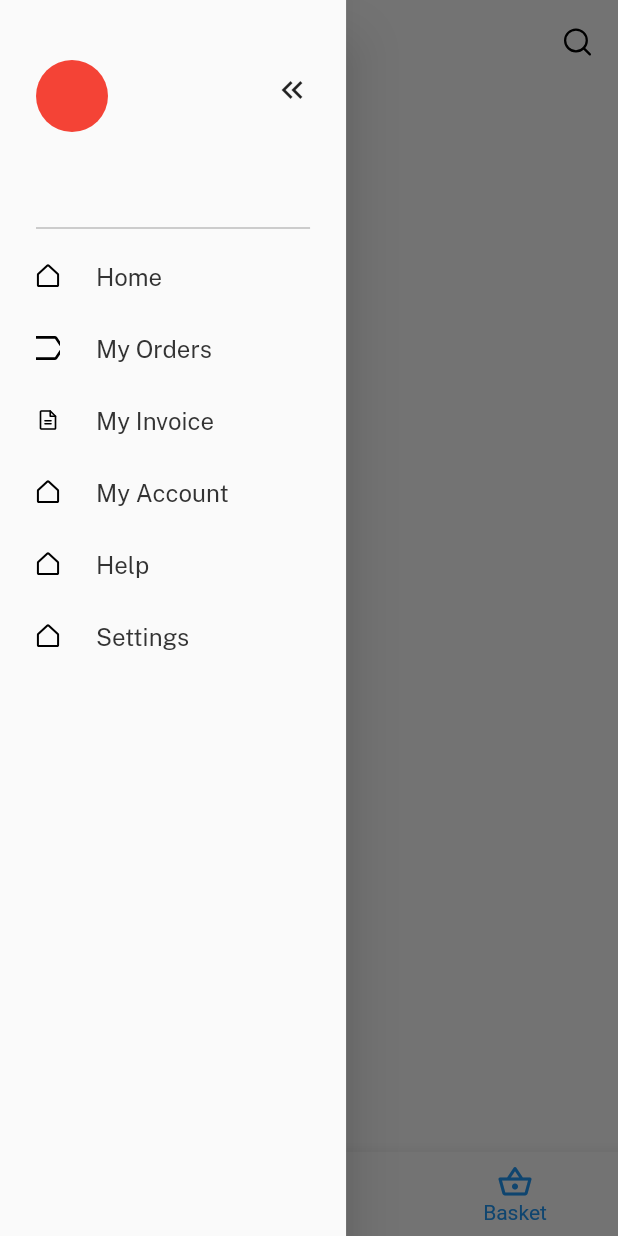
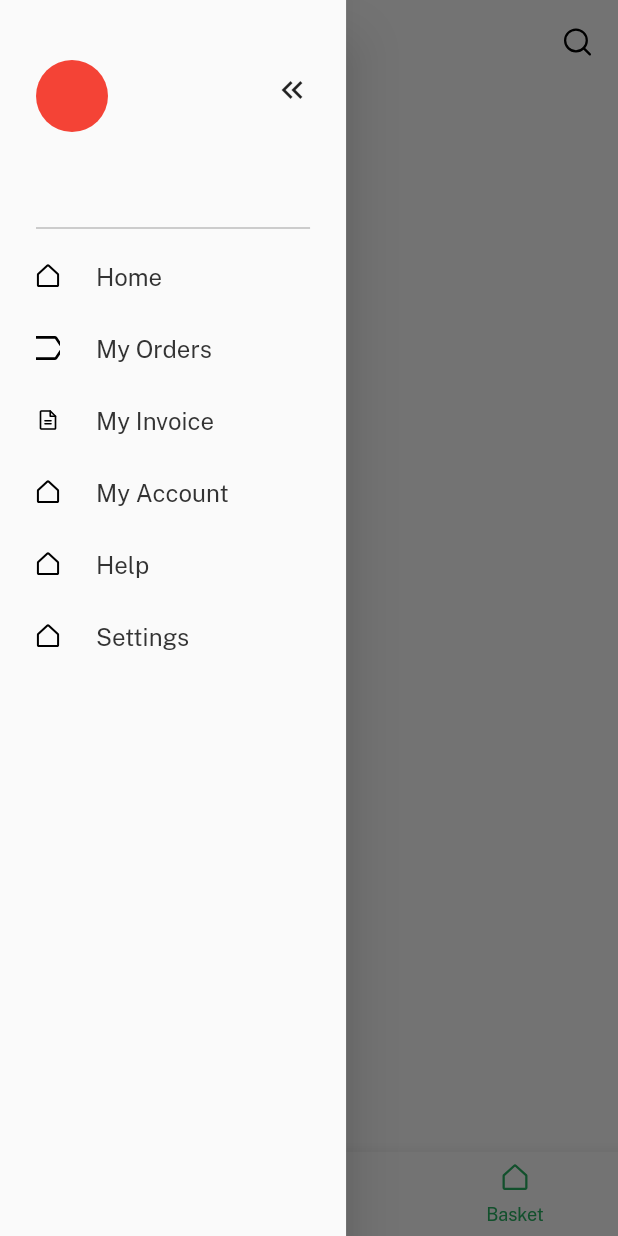
Before and after one commit to vipinsorted/vendorApp, a Flutter app: the HomeScreen screen opened by its route, item 3 of the bottom bar chosen, in the side drawer, after a tap on "Home", on a phone screen of 412 x 824 dp. Run offline on Flutter 3.47's test engine with Material 2 defaults, Android fonts, the phone set to English and light mode, and no system bars; our stand-ins replace dio, equatable, flutter_svg, fluttertoast, formz, get and 7 more; accounts and stored records are empty; network calls fail; project files that could hold a hidden picture were left out.

Commit message:
Minor UI fixes

```diff
--- a/lib/screens/cart_screen/cart_screen.dart
+++ b/lib/screens/cart_screen/cart_screen.dart
@@ -18,7 +18,7 @@ class _CartScreenState extends State<CartScreen> {
       () => Container(
         child: Column(
           children: _cartController.cartItems.value.entries
-              .map((e) => Text("${e.value.count} : ${e.value.item.itemName}"))
+              .map((e) => Text("${e.value.count} : ${e.value.item.name}"))
               .toList(),
         ),
       ),
--- /dev/null
+++ b/lib/screens/home_screen/controller/inventory_controller.dart
@@ -0,0 +1,50 @@
+import 'package:get/get.dart';
+
+import '../model/inventory.dart';
+
+class InventoryController extends GetxController {
+  Rx<ItemCategory> currentCategory = ItemCategory.all.obs;
+  Rx<String> searchQuery = "".obs;
+  RxList<InventoryItem> allItemsList = List<InventoryItem>.generate(
+    12,
+    (index) => InventoryItem.fromJson(
+      {
+        "id": index,
+        "category": "Vegetable",
+        "quantity_per_crate": 10,
+        "suffix": "KILOGRAM",
+        "price_per_crate": 220.00,
+        "item_name": "Apple $index",
+        "image_url":
+            "https://www.bigbasket.com/media/uploads/p/xxl/40033821-2_1-fresho-apple-kinnaur.jpg",
+      },
+    ),
+  ).obs;
+  RxList<InventoryItem> filteredItemList = List<InventoryItem>.empty().obs;
+
+  @override
+  onInit() {
+    updateInventoryList();
+    super.onInit();
+  }
+
+  updateInventoryList() async {
+    filteredItemList.value = allItemsList
+        .where(
+          (item) =>
+              currentCategory == ItemCategory.all ||
+              currentCategory == item.category,
+        )
+        .where(
+          (element) =>
+              searchQuery.isEmpty ||
+              element.name.toLowerCase().contains(searchQuery.toLowerCase()),
+        )
+        .toList();
+  }
+
+  setItemCategory(ItemCategory category) {
+    currentCategory.value = category;
+    updateInventoryList();
+  }
+}
--- a/lib/screens/home_screen/home_screen.dart
+++ b/lib/screens/home_screen/home_screen.dart
@@ -1,10 +1,13 @@
 import 'package:flutter/material.dart';
+import 'package:flutter_svg/flutter_svg.dart';
 import 'package:get/get.dart';
 import 'package:vendor_app/network/shared_prefs.dart';
+import 'package:vendor_app/screens/home_screen/controller/inventory_controller.dart';
 import 'package:vendor_app/screens/home_screen/home_screen_body.dart';
 import 'package:vendor_app/screens/home_screen/widget/app_bar.dart';
 import 'package:vendor_app/screens/home_screen/widget/side_bar.dart';
 import 'package:vendor_app/screens/sign_in_screen/model/login_model.dart';
+import 'package:vendor_app/themes.dart';
 
 import '../../styles.dart';
 import '../cart_screen/cart_screen.dart';
@@ -25,6 +28,7 @@ class _HomeScreenState extends State<HomeScreen> {
     keepPage: true,
   );
   CartController _cartController = Get.put(CartController()); //Do not remove.
+  InventoryController _inventoryController = Get.put(InventoryController()); //Do not remove.
   int activePage = 0;
   @override
   void initState() {
@@ -79,17 +83,44 @@ class _HomeScreenState extends State<HomeScreen> {
           curve: Curves.bounceIn,
         );
       },
+      selectedLabelStyle: TextStyles.body2
+          .copyWith(color: AppTheme.buttonColor, wordSpacing: 14),
+      selectedItemColor: AppTheme.buttonColor,
+      unselectedItemColor: AppTheme.disabledText,
+      selectedFontSize: 12,
+      unselectedFontSize: 12,
       items: [
         BottomNavigationBarItem(
-          icon: Icon(Icons.home),
+          icon: Padding(
+            padding: EdgeInsets.only(bottom: Insets.sm),
+            child: SvgPicture.asset(
+              'assets/images/home.svg',
+              color:
+                  activePage == 0 ? AppTheme.buttonColor : AppTheme.disabledText,
+            ),
+          ),
           label: "Home",
         ),
         BottomNavigationBarItem(
-          icon: Icon(Icons.wallet),
+          icon: Padding(
+            padding: EdgeInsets.only(bottom: Insets.sm),
+            child: SvgPicture.asset(
+              'assets/images/home.svg',
+              color:
+                  activePage == 1 ? AppTheme.buttonColor : AppTheme.disabledText,
+            ),
+          ),
           label: "Wallet",
         ),
         BottomNavigationBarItem(
-          icon: Icon(Icons.shopping_basket_outlined),
+          icon: Padding(
+            padding: EdgeInsets.only(bottom: Insets.sm),
+            child: SvgPicture.asset(
+              'assets/images/home.svg',
+              color:
+                  activePage == 2 ? AppTheme.buttonColor : AppTheme.disabledText,
+            ),
+          ),
           label: "Basket",
         ),
       ],
--- a/lib/screens/home_screen/home_screen_body.dart
+++ b/lib/screens/home_screen/home_screen_body.dart
@@ -1,4 +1,6 @@
 import 'package:flutter/material.dart';
+import 'package:get/get.dart';
+import 'package:vendor_app/screens/home_screen/controller/inventory_controller.dart';
 import 'package:vendor_app/screens/home_screen/model/inventory.dart';
 import 'package:vendor_app/screens/home_screen/widget/item_tile.dart';
 
@@ -13,62 +15,63 @@ class HomeScreenBody extends StatefulWidget {
 }
 
 class _HomeScreenBodyState extends State<HomeScreenBody> {
+  InventoryController _inventoryController = Get.find();
 
   @override
   Widget build(BuildContext context) {
-    return Container(
+    return Obx(() => Container(
       padding: EdgeInsets.symmetric(
-          horizontal: Insets.lg * 1.5, vertical: Insets.xl),
+        horizontal: Insets.lg * 1.5,
+        vertical: Insets.xl,
+      ),
       child: ListView(
         children: [
           CategorySlider(),
-          ...(List<InventoryItem>.filled(
-                  6,
-                  InventoryItem.fromJson({
-                    "id": 1234,
-                    "category": "Vegetable",
-                    "quantity_per_crate": 10,
-                    "suffix": "KILOGRAM",
-                    "price_per_crate": 220.00,
-                    "item_name": "Baigan",
-                    "image_url":
-                        "https://upload.wikimedia.org/wikipedia/commons/thumb/6/62/Solid_red.svg/512px-Solid_red.svg.png?20150316143248",
-                  }))
+          SizedBox(height: Insets.lg * 1.25,),
+          ..._inventoryController.filteredItemList
               .map(
                 (e) => InventoryItemTile(
               item: e,
             ),
           )
-              .toList()),
+              .toList(),
         ],
       ),
-    );
+    ));
   }
 
   Widget CategorySlider() {
-    return Row(
+    return Obx(() => Row(
           mainAxisAlignment: MainAxisAlignment.start,
           children: [
             NewCustomButton(
               title: 'All',
-          onTap: () {},
-          selected: true,
+              onTap: () =>
+                  _inventoryController.setItemCategory(ItemCategory.all),
+              selected:
+                  _inventoryController.currentCategory == ItemCategory.all,
             ),
             SizedBox(
               width: Insets.lg,
             ),
             NewCustomButton(
               title: 'Vegetables',
-          onTap: () {},
+              onTap: () =>
+                  _inventoryController.setItemCategory(ItemCategory.vegetable),
+              selected: _inventoryController.currentCategory ==
+                  ItemCategory.vegetable,
             ),
             SizedBox(
               width: Insets.lg,
             ),
             NewCustomButton(
               title: 'Fruits',
-          onTap: () {},
+              onTap: () =>
+                  _inventoryController.setItemCategory(ItemCategory.fruit),
+              selected:
+                  _inventoryController.currentCategory == ItemCategory.fruit,
             ),
           ],
-    );
+        ));
   }
 }
--- a/lib/screens/home_screen/model/inventory.dart
+++ b/lib/screens/home_screen/model/inventory.dart
@@ -5,7 +5,7 @@ class InventoryItem {
     required this.quantityPerCrate,
     required this.suffix,
     required this.pricePerCrate,
-    required this.itemName,
+    required this.name,
     required this.imageUrl,
   });
 
@@ -14,32 +14,33 @@ class InventoryItem {
   final int quantityPerCrate;
   final double pricePerCrate;
   final Suffix suffix;
-  final String itemName;
+  final String name;
   final String imageUrl;
 
   factory InventoryItem.fromJson(Map<String, dynamic> data) {
     return InventoryItem(
-      id: data["id"],
-      category: _getCategory(data["category"] as String?),
-      quantityPerCrate: data["quantity_per_crate"],
-      suffix: Suffix.kilogram,
-      pricePerCrate: data["price_per_crate"],
-      itemName: data["item_name"],
-      imageUrl: data["image_url"]
-    );
+        id: data["id"],
+        category: _getCategory(data["category"] as String?),
+        quantityPerCrate: data["quantity_per_crate"],
+        suffix: Suffix.kilogram,
+        pricePerCrate: data["price_per_crate"],
+        name: data["item_name"],
+        imageUrl: data["image_url"]);
   }
-
-
 }
 
-ItemCategory _getCategory (String? data) {
-  return ItemCategory.vegetable;
+ItemCategory _getCategory(String? data) {
+  switch (data?.toLowerCase()) {
+    case "vegetable":
+      return ItemCategory.vegetable;
+    case "fruit":
+      return ItemCategory.fruit;
+    default:
+      return ItemCategory.all;
+  }
 }
 
-enum ItemCategory {
-  vegetable,
-  fruit,
-}
+enum ItemCategory { vegetable, fruit, all }
 
 enum Suffix {
   kilogram,
--- a/lib/screens/home_screen/widget/item_tile.dart
+++ b/lib/screens/home_screen/widget/item_tile.dart
@@ -1,4 +1,5 @@
 import 'package:flutter/material.dart';
+import 'package:flutter_svg/flutter_svg.dart';
 import 'package:get/get.dart';
 
 import '../../../styles.dart';
@@ -22,17 +23,20 @@ class _InventoryItemTileState extends State<InventoryItemTile> {
 
   @override
   Widget build(BuildContext context) {
-    return Obx(() => ListTile(
-          horizontalTitleGap: 8,
-          contentPadding: EdgeInsets.all(Insets.lg),
-          leading: Image.network(
+    return Obx(() => Padding(
+      padding: EdgeInsets.all(Insets.lg),
+      child: Row(
+        mainAxisAlignment: MainAxisAlignment.start,
+        crossAxisAlignment: CrossAxisAlignment.center,
+        children: [
+          Image.network(
             widget.item.imageUrl,
             fit: BoxFit.cover,
             alignment: Alignment.topCenter,
             width: Insets.xxl * 1.5,
           ),
-          title: Padding(
-            padding: EdgeInsets.zero,
+          Container(
+            margin: EdgeInsets.only(left: Insets.med),
             child: Column(
               mainAxisAlignment: MainAxisAlignment.start,
               crossAxisAlignment: CrossAxisAlignment.start,
@@ -40,7 +44,7 @@ class _InventoryItemTileState extends State<InventoryItemTile> {
                 Row(
                   children: [
                     Text(
-                      widget.item.itemName,
+                      widget.item.name,
                       style: TextStyles.body3.copyWith(
                         fontSize: FontSizes.s14,
                       ),
@@ -53,6 +57,9 @@ class _InventoryItemTileState extends State<InventoryItemTile> {
                       style: TextStyles.body2.copyWith(
                         color: AppTheme.grey,
                       ),
+                    ),
+                    SizedBox(
+                      height: Insets.sm * 1.5,
                     ),
                   ],
                 ),
@@ -69,10 +76,7 @@ class _InventoryItemTileState extends State<InventoryItemTile> {
                 SizedBox(
                   height: Insets.med,
                 ),
-              ],
-            ),
-          ),
-          subtitle: Row(
+                Row(
                   children: [
                     Text(
                       "Rs ${widget.item.pricePerCrate}",
@@ -86,33 +90,67 @@ class _InventoryItemTileState extends State<InventoryItemTile> {
                     ),
                   ],
                 ),
-          trailing: Row(
+              ],
+            ),
+          ),
+          Spacer(),
+          Row(
             mainAxisSize: MainAxisSize.min,
             children: [
               Visibility(
                 visible: cartHasItem(),
                 child: GestureDetector(
-                  onTap: () => _cartController.updateItem(widget.item, false),
-                  child: Icon(Icons.remove),
+                  onTap: () =>
+                      _cartController.updateItem(widget.item, false),
+                  child: SizedBox(
+                    width: Insets.med,
+                    child: SvgPicture.asset(
+                      "assets/images/minus.svg",
+                      height: Insets.med,
+                      width: Insets.med,
+                      fit: BoxFit.fitWidth,
                     ),
                   ),
-              SizedBox(
-                width: Insets.lg,
+                ),
+              ),
+              Visibility(
+                visible: cartHasItem(),
+                child: Container(
+                  width: Insets.lg * 1.5,
+                  height: Insets.lg * 1.5,
+                  margin: EdgeInsets.symmetric(horizontal: Insets.lg),
+                  decoration: BoxDecoration(
+                    border: Border.all(
+                      color: AppTheme.borderColor,
+                      width: 1,
+                    ),
+                  ),
                   child: Center(
-                  child: Text(cartHasItem()
-                      ? _cartController.cartItems.value[widget.item.id]?.count
-                              .toString() ??
-                          "NaN"
-                      : ""),
+                    child: Text(
+                      cartHasItem()
+                          ? _cartController
+                          .cartItems.value[widget.item.id]!.count
+                          .toString()
+                          : "",
+                      style: TextStyles.body2,
+                      textAlign: TextAlign.center,
+                    ),
+                  ),
                 ),
               ),
               GestureDetector(
-                  onTap: () => _cartController.updateItem(widget.item, true),
-                  child: Icon(Icons.add)),
+                onTap: () =>
+                    _cartController.updateItem(widget.item, true),
+                child: SvgPicture.asset(
+                  "assets/images/plus.svg",
+                  height: Insets.med,
+                ),
+              ),
             ],
           ),
-          // trailing: ,
-        ));
+        ],
+      ),
+    ),);
   }
 
   bool cartHasItem() =>
```
Also changed, not shown: assets/images/minus.svg (added), assets/images/plus.svg (added), 1 other file. Lines whose indentation alone changed are shown as unchanged.
